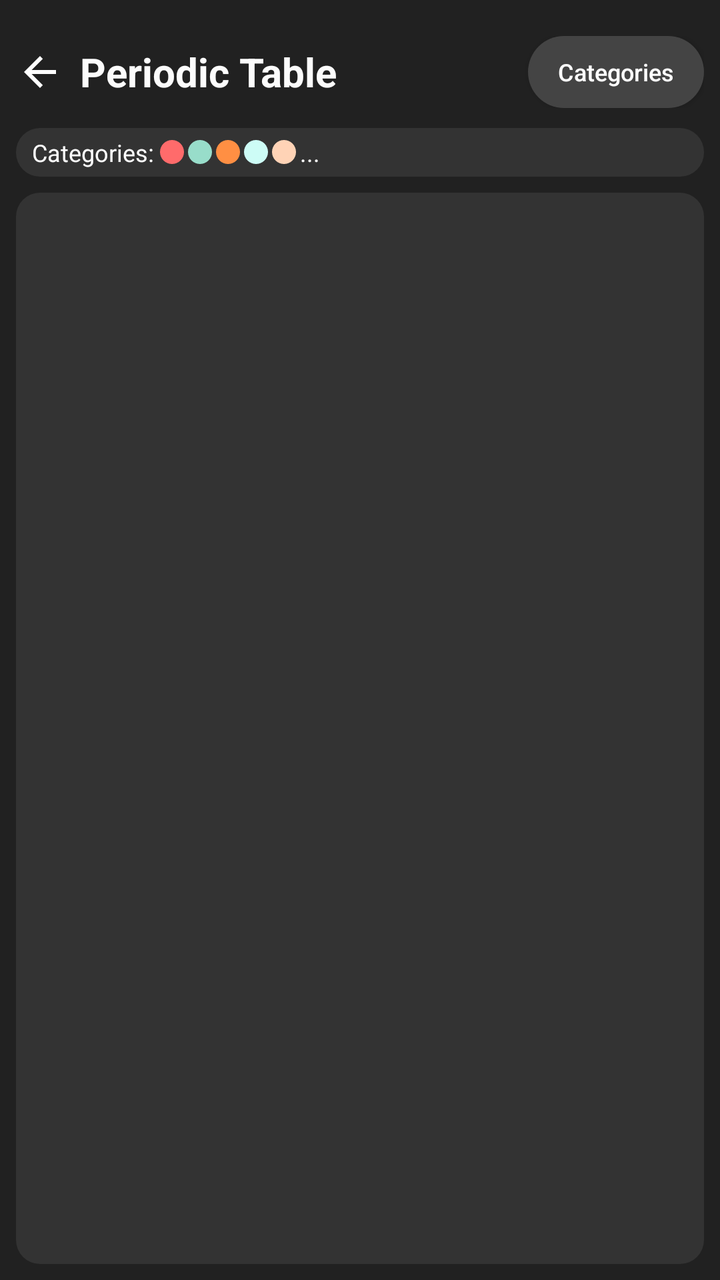
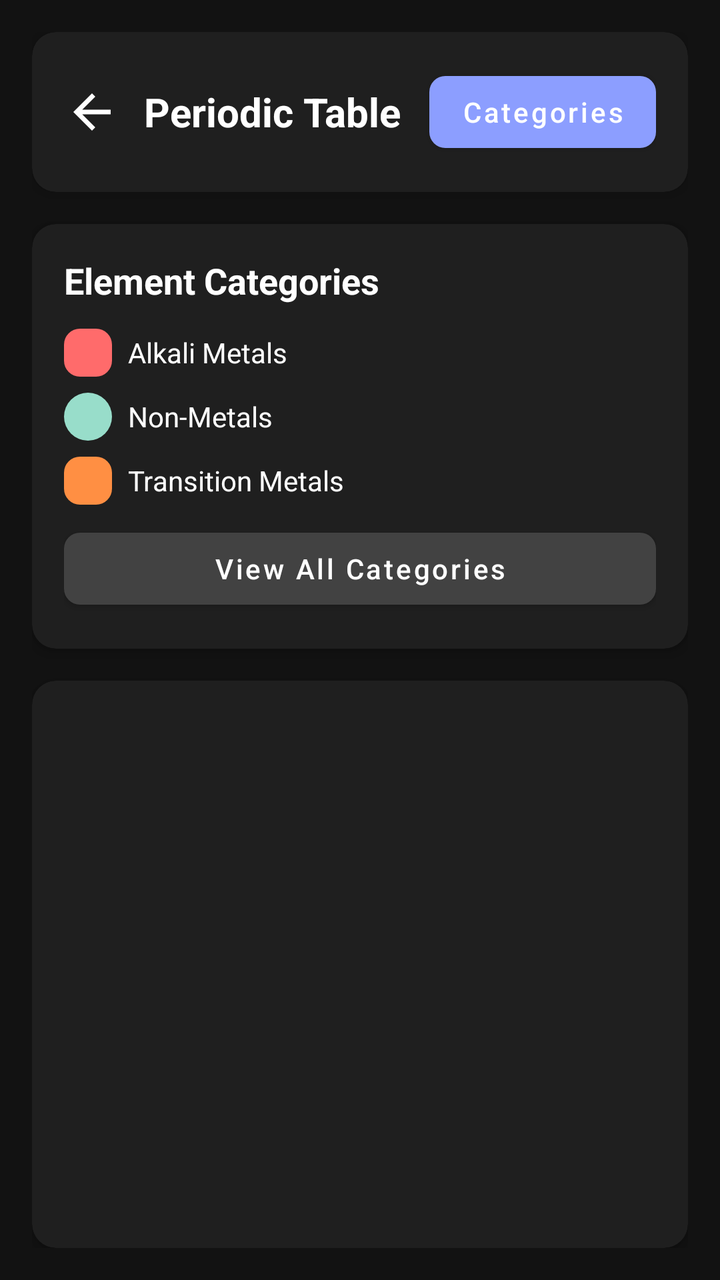

Two renders of the same Android screen: before a commit and after it. Below are the layout's source before the change and the commit's diff.
<!-- AndroidManifest.xml: application theme Theme.PeriodicPro -->
<!-- res/layout/activity_periodic_table.xml -->
<?xml version="1.0" encoding="utf-8"?>
<LinearLayout
    xmlns:android="http://schemas.android.com/apk/res/android"
    android:layout_width="match_parent"
    android:layout_height="match_parent"
    android:orientation="vertical"
    android:background="#212121"
    android:padding="8dp">

    
    <LinearLayout
        android:layout_width="match_parent"
        android:layout_height="wrap_content"
        android:orientation="horizontal"
        android:gravity="center_vertical"
        android:paddingVertical="10dp">

        
        <ImageView
            android:id="@+id/btn_back_table"
            android:layout_width="24dp"
            android:layout_height="24dp"
            android:layout_marginEnd="8dp"
            android:src="@drawable/ic_back"
            android:contentDescription="Back"
            android:clickable="true"
            android:focusable="true" />

        
        <TextView
            android:layout_width="wrap_content"
            android:layout_height="wrap_content"
            android:text="Periodic Table"
            android:textColor="#fcfcfc"
            android:textSize="20sp"
            android:textStyle="bold" />

        
        <View
            android:layout_width="0dp"
            android:layout_height="1dp"
            android:layout_weight="1" />

        
        <Button
            android:id="@+id/btnShowCategories"
            android:layout_width="wrap_content"
            android:layout_height="36dp"
            android:text="Categories"
            android:textSize="12sp"
            android:background="@drawable/categories_button_bg"
            android:textColor="#ffffff"
            android:paddingHorizontal="12dp"
            android:paddingVertical="8dp"
            android:textAllCaps="false" />
    </LinearLayout>

    
    <LinearLayout
        android:layout_width="match_parent"
        android:layout_height="wrap_content"
        android:orientation="horizontal"
        android:gravity="center_vertical"
        android:paddingVertical="4dp"
        android:paddingHorizontal="8dp"
        android:background="@drawable/rounded_legend_bg"
        android:layout_marginBottom="8dp">

        <TextView
            android:layout_width="wrap_content"
            android:layout_height="wrap_content"
            android:text="Categories: "
            android:textColor="#fcfcfc"
            android:textSize="12sp" />

        
        <LinearLayout
            android:layout_width="0dp"
            android:layout_height="wrap_content"
            android:layout_weight="1"
            android:orientation="horizontal"
            android:gravity="center_vertical">

            <View android:layout_width="12dp" android:layout_height="12dp"
                android:background="@drawable/rounded_alkali_metal_bg"
                android:layout_marginEnd="2dp" />
            <View android:layout_width="12dp" android:layout_height="12dp"
                android:background="@drawable/rounded_nonmetal_bg"
                android:layout_marginEnd="2dp" />
            <View android:layout_width="12dp" android:layout_height="12dp"
                android:background="@drawable/rounded_transition_bg"
                android:layout_marginEnd="2dp" />
            <View android:layout_width="12dp" android:layout_height="12dp"
                android:background="@drawable/rounded_noble_gas_bg"
                android:layout_marginEnd="2dp" />
            <View android:layout_width="12dp" android:layout_height="12dp"
                android:background="@drawable/rounded_metalloid_bg"
                android:layout_marginEnd="2dp" />

            <TextView
                android:layout_width="wrap_content"
                android:layout_height="wrap_content"
                android:text="..."
                android:textColor="#fcfcfc"
                android:textSize="12sp" />
        </LinearLayout>
    </LinearLayout>

    
    <HorizontalScrollView
        android:layout_width="match_parent"
        android:layout_height="0dp"
        android:layout_weight="1"
        android:fillViewport="true"
        android:scrollbars="horizontal"
        android:background="@drawable/rounded_table_bg">

        <ScrollView
            android:layout_width="wrap_content"
            android:layout_height="match_parent"
            android:fillViewport="true"
            android:scrollbars="vertical">

            <GridLayout
                android:id="@+id/periodicTableGrid"
                android:layout_width="wrap_content"
                android:layout_height="wrap_content"
                android:columnCount="18"
                android:rowCount="9"
                android:padding="8dp"
                android:useDefaultMargins="true" />
        </ScrollView>
    </HorizontalScrollView>
</LinearLayout>
<!-- resources referenced by this layout -->
<resources>
  <!-- drawable categories_button_bg (drawable) -->
  <?xml version="1.0" encoding="utf-8"?>
  <shape xmlns:android="http://schemas.android.com/apk/res/android"
      android:shape="rectangle">
      <corners android:radius="18dp" />
      <solid android:color="#444444" />
  </shape>
  <!-- drawable ic_back (drawable) -->
  <vector xmlns:android="http://schemas.android.com/apk/res/android"
      android:width="24dp"
      android:height="24dp"
      android:viewportWidth="24"
      android:viewportHeight="24"
      android:tint="#FFFFFF">
      <path
          android:fillColor="@android:color/white"
          android:pathData="M20,11H7.83l5.59,-5.59L12,4l-8,8 8,8 1.41,-1.41L7.83,13H20v-2z"/>
  </vector>
  <!-- drawable rounded_alkali_metal_bg (drawable) -->
  <?xml version="1.0" encoding="utf-8"?>
  <shape xmlns:android="http://schemas.android.com/apk/res/android"
      android:shape="rectangle">
      <corners android:radius="8dp" />
      <solid android:color="@color/alkali_metal" />
  </shape>
  <!-- drawable rounded_legend_bg (drawable) -->
  <?xml version="1.0" encoding="utf-8"?>
  <shape xmlns:android="http://schemas.android.com/apk/res/android"
      android:shape="rectangle">
      <corners android:radius="12dp" />
      <solid android:color="#333333" />
  </shape>
  <!-- drawable rounded_metalloid_bg (drawable) -->
  <?xml version="1.0" encoding="utf-8"?>
  <shape xmlns:android="http://schemas.android.com/apk/res/android"
      android:shape="rectangle">
      <corners android:radius="8dp" />
      <solid android:color="@color/metalloid" />
  </shape>
  <!-- drawable rounded_noble_gas_bg (drawable) -->
  <?xml version="1.0" encoding="utf-8"?>
  <shape xmlns:android="http://schemas.android.com/apk/res/android"
      android:shape="rectangle">
      <corners android:radius="8dp" />
      <solid android:color="@color/noble_gas" />
  </shape>
  <!-- drawable rounded_nonmetal_bg (drawable) -->
  <?xml version="1.0" encoding="utf-8"?>
  <shape xmlns:android="http://schemas.android.com/apk/res/android"
      android:shape="rectangle">
      <corners android:radius="12dp" />
      <solid android:color="@color/nonmetal" />
  </shape>
  <!-- drawable rounded_table_bg (drawable) -->
  <?xml version="1.0" encoding="utf-8"?>
  <shape xmlns:android="http://schemas.android.com/apk/res/android"
      android:shape="rectangle">
      <corners android:radius="12dp" />
      <solid android:color="#333333" />
  </shape>
  <!-- drawable rounded_transition_bg (drawable) -->
  <?xml version="1.0" encoding="utf-8"?>
  <shape xmlns:android="http://schemas.android.com/apk/res/android"
      android:shape="rectangle">
      <corners android:radius="8dp" />
      <solid android:color="@color/transition_metal" />
  </shape>
  <style name="Theme.PeriodicPro" parent="Theme.AppCompat.DayNight.NoActionBar">
          <item name="colorPrimary">#212121</item>
          <item name="colorPrimaryDark">#171717</item>
          <item name="colorAccent">#00796B</item>
          <item name="android:windowBackground">#212121</item>
      </style>
  <color name="alkali_metal">#FF6B6B</color>
  <color name="metalloid">#FFD3B6</color>
  <color name="noble_gas">#CDFCF6</color>
  <color name="nonmetal">#98DDCA</color>
  <color name="transition_metal">#FF8F43</color>
</resources>

<!-- the commit's change to res/layout/activity_periodic_table.xml (unified diff, before → after) -->
@@ -1,134 +1,196 @@
 <?xml version="1.0" encoding="utf-8"?>
 <LinearLayout
     xmlns:android="http://schemas.android.com/apk/res/android"
+    xmlns:app="http://schemas.android.com/apk/res-auto"
     android:layout_width="match_parent"
     android:layout_height="match_parent"
     android:orientation="vertical"
-    android:background="#212121"
-    android:padding="8dp">
+    android:background="#121212"
+    android:padding="16dp">
 
     
-    <LinearLayout
+    <androidx.cardview.widget.CardView
         android:layout_width="match_parent"
         android:layout_height="wrap_content"
-        android:orientation="horizontal"
-        android:gravity="center_vertical"
-        android:paddingVertical="10dp">
+        android:layout_marginBottom="16dp"
+        app:cardCornerRadius="12dp"
+        app:cardBackgroundColor="#1F1F1F"
+        app:cardElevation="4dp">
 
-        
-        <ImageView
-            android:id="@+id/btn_back_table"
-            android:layout_width="24dp"
-            android:layout_height="24dp"
-            android:layout_marginEnd="8dp"
-            android:src="@drawable/ic_back"
-            android:contentDescription="Back"
-            android:clickable="true"
-            android:focusable="true" />
+        <LinearLayout
+            android:layout_width="match_parent"
+            android:layout_height="wrap_content"
+            android:orientation="horizontal"
+            android:gravity="center_vertical"
+            android:padding="16dp">
 
-        
-        <TextView
-            android:layout_width="wrap_content"
-            android:layout_height="wrap_content"
-            android:text="Periodic Table"
-            android:textColor="#fcfcfc"
-            android:textSize="20sp"
-            android:textStyle="bold" />
+            
+            <ImageView
+                android:id="@+id/btn_back_table"
+                android:layout_width="28dp"
+                android:layout_height="28dp"
+                android:layout_marginEnd="12dp"
+                android:src="@drawable/ic_back"
+                android:contentDescription="Back"
+                android:clickable="true"
+                android:focusable="true"
+                app:tint="#FFFFFF" />
 
-        
-        <View
-            android:layout_width="0dp"
-            android:layout_height="1dp"
-            android:layout_weight="1" />
+            
+            <TextView
+                android:layout_width="0dp"
+                android:layout_height="wrap_content"
+                android:layout_weight="1"
+                android:text="Periodic Table"
+                android:textColor="#FFFFFF"
+                android:textSize="20sp"
+                android:textStyle="bold" />
 
-        
-        <Button
-            android:id="@+id/btnShowCategories"
-            android:layout_width="wrap_content"
-            android:layout_height="36dp"
-            android:text="Categories"
-            android:textSize="12sp"
-            android:background="@drawable/categories_button_bg"
-            android:textColor="#ffffff"
-            android:paddingHorizontal="12dp"
-            android:paddingVertical="8dp"
-            android:textAllCaps="false" />
-    </LinearLayout>
+            
+            <com.google.android.material.button.MaterialButton
+                android:id="@+id/btnShowCategories"
+                android:layout_width="wrap_content"
+                android:layout_height="wrap_content"
+                android:text="Categories"
+                android:textSize="14sp"
+                android:textColor="#FFFFFF"
+                app:cornerRadius="8dp"
+                app:backgroundTint="#8C9EFF"
+                android:textAllCaps="false"
+                android:minHeight="48dp" />
+        </LinearLayout>
+    </androidx.cardview.widget.CardView>
 
     
-    <LinearLayout
+    <androidx.cardview.widget.CardView
         android:layout_width="match_parent"
         android:layout_height="wrap_content"
-        android:orientation="horizontal"
-        android:gravity="center_vertical"
-        android:paddingVertical="4dp"
-        android:paddingHorizontal="8dp"
-        android:background="@drawable/rounded_legend_bg"
-        android:layout_marginBottom="8dp">
+        android:layout_marginBottom="16dp"
+        app:cardCornerRadius="12dp"
+        app:cardBackgroundColor="#1F1F1F"
+        app:cardElevation="4dp">
 
-        <TextView
-            android:layout_width="wrap_content"
+        <LinearLayout
+            android:layout_width="match_parent"
             android:layout_height="wrap_content"
-            android:text="Categories: "
-            android:textColor="#fcfcfc"
-            android:textSize="12sp" />
-
-        
-        <LinearLayout
-            android:layout_width="0dp"
-            android:layout_height="wrap_content"
-            android:layout_weight="1"
-            android:orientation="horizontal"
-            android:gravity="center_vertical">
-
-            <View android:layout_width="12dp" android:layout_height="12dp"
-                android:background="@drawable/rounded_alkali_metal_bg"
-                android:layout_marginEnd="2dp" />
-            <View android:layout_width="12dp" android:layout_height="12dp"
-                android:background="@drawable/rounded_nonmetal_bg"
-                android:layout_marginEnd="2dp" />
-            <View android:layout_width="12dp" android:layout_height="12dp"
-                android:background="@drawable/rounded_transition_bg"
-                android:layout_marginEnd="2dp" />
-            <View android:layout_width="12dp" android:layout_height="12dp"
-                android:background="@drawable/rounded_noble_gas_bg"
-                android:layout_marginEnd="2dp" />
-            <View android:layout_width="12dp" android:layout_height="12dp"
-                android:background="@drawable/rounded_metalloid_bg"
-                android:layout_marginEnd="2dp" />
+            android:orientation="vertical"
+            android:padding="16dp">
 
             <TextView
-                android:layout_width="wrap_content"
+                android:layout_width="match_parent"
                 android:layout_height="wrap_content"
-                android:text="..."
-                android:textColor="#fcfcfc"
-                android:textSize="12sp" />
+                android:text="Element Categories"
+                android:textColor="#FFFFFF"
+                android:textSize="18sp"
+                android:textStyle="bold"
+                android:layout_marginBottom="12dp" />
+
+            
+            <LinearLayout
+                android:layout_width="match_parent"
+                android:layout_height="wrap_content"
+                android:orientation="horizontal"
+                android:gravity="center_vertical"
+                android:layout_marginBottom="8dp">
+                
+                <View android:layout_width="24dp" 
+                      android:layout_height="24dp"
+                      android:background="@drawable/rounded_alkali_metal_bg"
+                      android:layout_marginEnd="8dp" />
+                      
+                <TextView
+                    android:layout_width="wrap_content"
+                    android:layout_height="wrap_content"
+                    android:text="Alkali Metals"
+                    android:textColor="#FFFFFF"
+                    android:textSize="14sp" />
+            </LinearLayout>
+
+            <LinearLayout
+                android:layout_width="match_parent"
+                android:layout_height="wrap_content"
+                android:orientation="horizontal"
+                android:gravity="center_vertical"
+                android:layout_marginBottom="8dp">
+                
+                <View android:layout_width="24dp" 
+                      android:layout_height="24dp"
+                      android:background="@drawable/rounded_nonmetal_bg"
+                      android:layout_marginEnd="8dp" />
+                      
+                <TextView
+                    android:layout_width="wrap_content"
+                    android:layout_height="wrap_content"
+                    android:text="Non-Metals"
+                    android:textColor="#FFFFFF"
+                    android:textSize="14sp" />
+            </LinearLayout>
+
+            <LinearLayout
+                android:layout_width="match_parent"
+                android:layout_height="wrap_content"
+                android:orientation="horizontal"
+                android:gravity="center_vertical"
+                android:layout_marginBottom="8dp">
+                
+                <View android:layout_width="24dp" 
+                      android:layout_height="24dp"
+                      android:background="@drawable/rounded_transition_bg"
+                      android:layout_marginEnd="8dp" />
+                      
+                <TextView
+                    android:layout_width="wrap_content"
+                    android:layout_height="wrap_content"
+                    android:text="Transition Metals"
+                    android:textColor="#FFFFFF"
+                    android:textSize="14sp" />
+            </LinearLayout>
+
+            <com.google.android.material.button.MaterialButton
+                android:id="@+id/btnViewAllCategories"
+                android:layout_width="match_parent"
+                android:layout_height="wrap_content"
+                android:text="View All Categories"
+                android:textSize="14sp"
+                android:textColor="#FFFFFF"
+                app:cornerRadius="8dp"
+                app:backgroundTint="#424242"
+                android:textAllCaps="false"
+                android:minHeight="48dp" />
+
         </LinearLayout>
-    </LinearLayout>
+    </androidx.cardview.widget.CardView>
 
     
-    <HorizontalScrollView
+    <androidx.cardview.widget.CardView
         android:layout_width="match_parent"
         android:layout_height="0dp"
         android:layout_weight="1"
-        android:fillViewport="true"
-        android:scrollbars="horizontal"
-        android:background="@drawable/rounded_table_bg">
+        app:cardCornerRadius="12dp"
+        app:cardBackgroundColor="#1F1F1F"
+        app:cardElevation="4dp">
 
-        <ScrollView
-            android:layout_width="wrap_content"
+        <HorizontalScrollView
+            android:layout_width="match_parent"
             android:layout_height="match_parent"
             android:fillViewport="true"
-            android:scrollbars="vertical">
+            android:scrollbars="horizontal">
 
-            <GridLayout
-                android:id="@+id/periodicTableGrid"
+            <ScrollView
                 android:layout_width="wrap_content"
-                android:layout_height="wrap_content"
-                android:columnCount="18"
-                android:rowCount="9"
-                android:padding="8dp"
-                android:useDefaultMargins="true" />
-        </ScrollView>
-    </HorizontalScrollView>
+                android:layout_height="match_parent"
+                android:fillViewport="true"
+                android:scrollbars="vertical">
+
+                <GridLayout
+                    android:id="@+id/periodicTableGrid"
+                    android:layout_width="wrap_content"
+                    android:layout_height="wrap_content"
+                    android:columnCount="18"
+                    android:rowCount="9"
+                    android:padding="12dp"
+                    android:useDefaultMargins="true" />
+            </ScrollView>
+        </HorizontalScrollView>
+    </androidx.cardview.widget.CardView>
 </LinearLayout>
<!-- resource entries referenced after the edit -->
@@ -1,12 +1,5 @@
 <!-- resources referenced by this layout -->
 <resources>
-  <!-- drawable categories_button_bg (drawable) -->
-  <?xml version="1.0" encoding="utf-8"?>
-  <shape xmlns:android="http://schemas.android.com/apk/res/android"
-      android:shape="rectangle">
-      <corners android:radius="18dp" />
-      <solid android:color="#444444" />
-  </shape>
   <!-- drawable ic_back (drawable) -->
   <vector xmlns:android="http://schemas.android.com/apk/res/android"
       android:width="24dp"
@@ -25,40 +18,12 @@
       <corners android:radius="8dp" />
       <solid android:color="@color/alkali_metal" />
   </shape>
-  <!-- drawable rounded_legend_bg (drawable) -->
-  <?xml version="1.0" encoding="utf-8"?>
-  <shape xmlns:android="http://schemas.android.com/apk/res/android"
-      android:shape="rectangle">
-      <corners android:radius="12dp" />
-      <solid android:color="#333333" />
-  </shape>
-  <!-- drawable rounded_metalloid_bg (drawable) -->
-  <?xml version="1.0" encoding="utf-8"?>
-  <shape xmlns:android="http://schemas.android.com/apk/res/android"
-      android:shape="rectangle">
-      <corners android:radius="8dp" />
-      <solid android:color="@color/metalloid" />
-  </shape>
-  <!-- drawable rounded_noble_gas_bg (drawable) -->
-  <?xml version="1.0" encoding="utf-8"?>
-  <shape xmlns:android="http://schemas.android.com/apk/res/android"
-      android:shape="rectangle">
-      <corners android:radius="8dp" />
-      <solid android:color="@color/noble_gas" />
-  </shape>
   <!-- drawable rounded_nonmetal_bg (drawable) -->
   <?xml version="1.0" encoding="utf-8"?>
   <shape xmlns:android="http://schemas.android.com/apk/res/android"
       android:shape="rectangle">
       <corners android:radius="12dp" />
       <solid android:color="@color/nonmetal" />
-  </shape>
-  <!-- drawable rounded_table_bg (drawable) -->
-  <?xml version="1.0" encoding="utf-8"?>
-  <shape xmlns:android="http://schemas.android.com/apk/res/android"
-      android:shape="rectangle">
-      <corners android:radius="12dp" />
-      <solid android:color="#333333" />
   </shape>
   <!-- drawable rounded_transition_bg (drawable) -->
   <?xml version="1.0" encoding="utf-8"?>
@@ -67,15 +32,16 @@
       <corners android:radius="8dp" />
       <solid android:color="@color/transition_metal" />
   </shape>
-  <style name="Theme.PeriodicPro" parent="Theme.AppCompat.DayNight.NoActionBar">
+  <style name="Theme.PeriodicPro" parent="Theme.MaterialComponents.DayNight.NoActionBar">
           <item name="colorPrimary">#212121</item>
           <item name="colorPrimaryDark">#171717</item>
           <item name="colorAccent">#00796B</item>
           <item name="android:windowBackground">#212121</item>
+          <item name="colorSecondary">#1976D2</item>
+          <item name="colorSurface">#1F1F1F</item>
+          <item name="colorOnSurface">#FFFFFF</item>
       </style>
   <color name="alkali_metal">#FF6B6B</color>
-  <color name="metalloid">#FFD3B6</color>
-  <color name="noble_gas">#CDFCF6</color>
   <color name="nonmetal">#98DDCA</color>
   <color name="transition_metal">#FF8F43</color>
 </resources>
